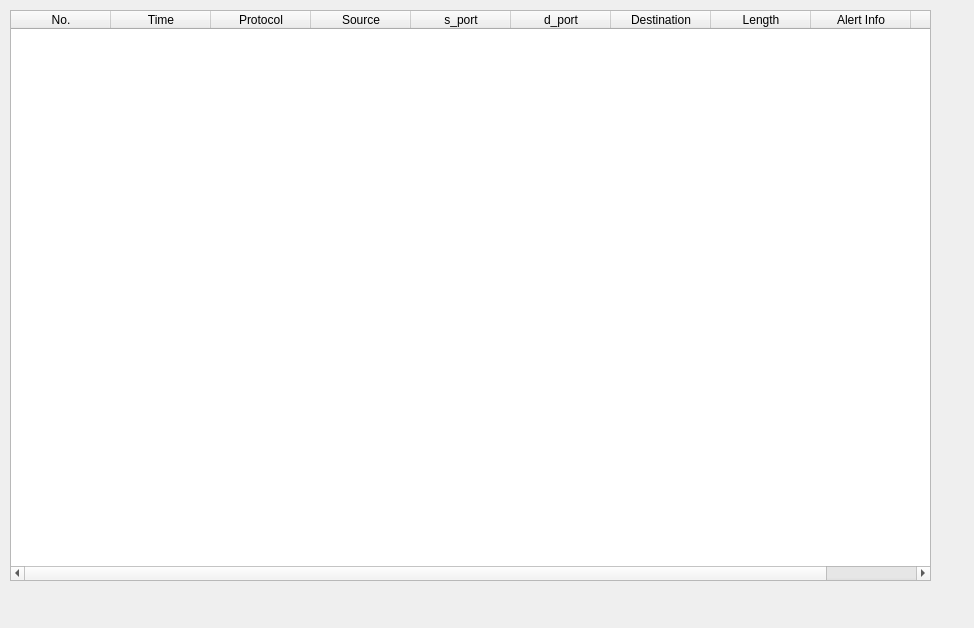
The window that forms/Analyzewindow.ui (HyungJoonLEE/Lazyshark) describes before a commit, drawn with Qt 5.
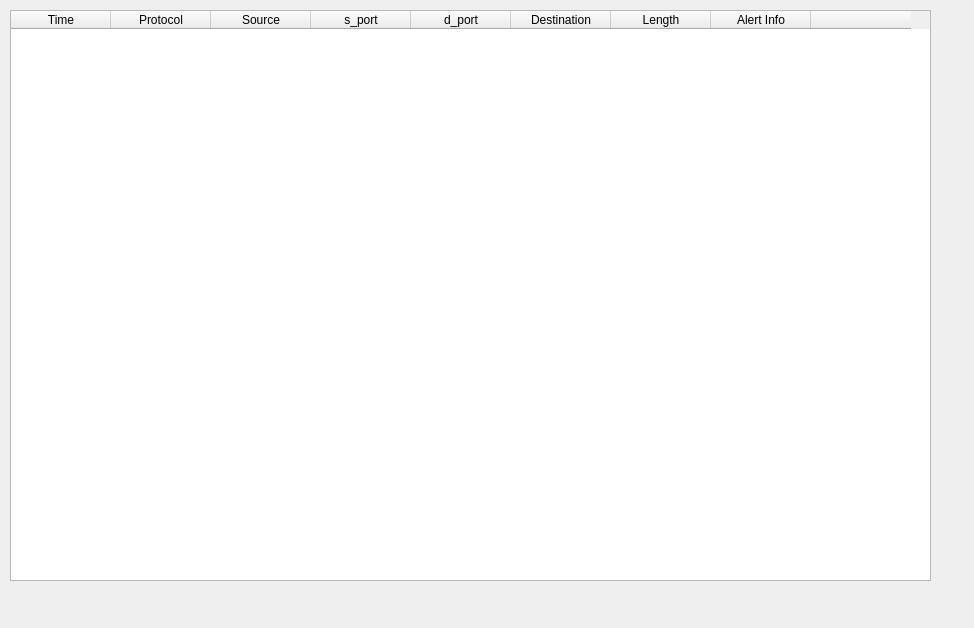
The same window after the commit.

The edit to the form file:
```diff
--- a/forms/Analyzewindow.ui
+++ b/forms/Analyzewindow.ui
@@ -28,11 +28,6 @@
      <height>571</height>
     </rect>
    </property>
-   <column>
-    <property name="text">
-     <string>No.</string>
-    </property>
-   </column>
    <column>
     <property name="text">
      <string>Time</string>
```
